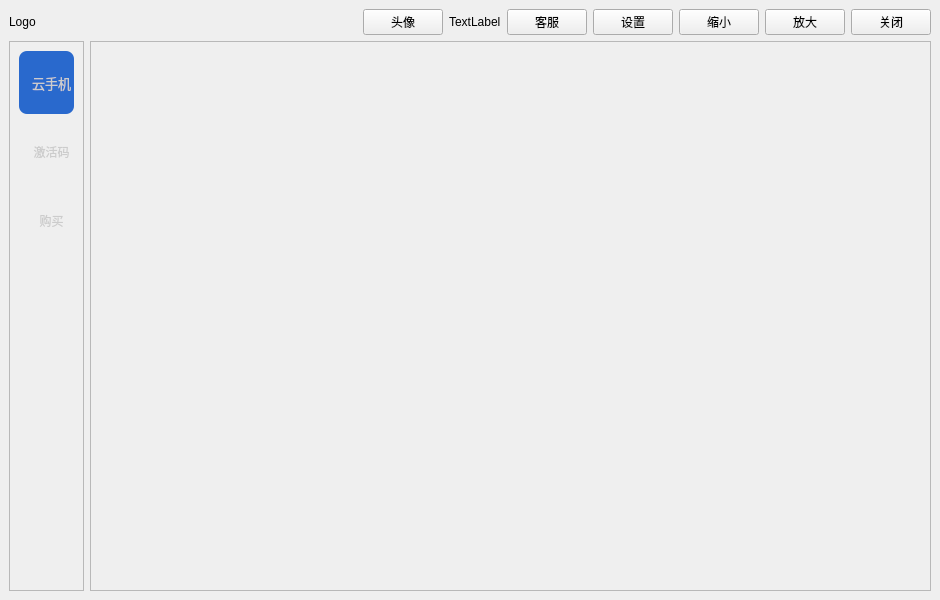
Old version of the form mainwindow.ui in the repository ZhouMei20220810/TEST.
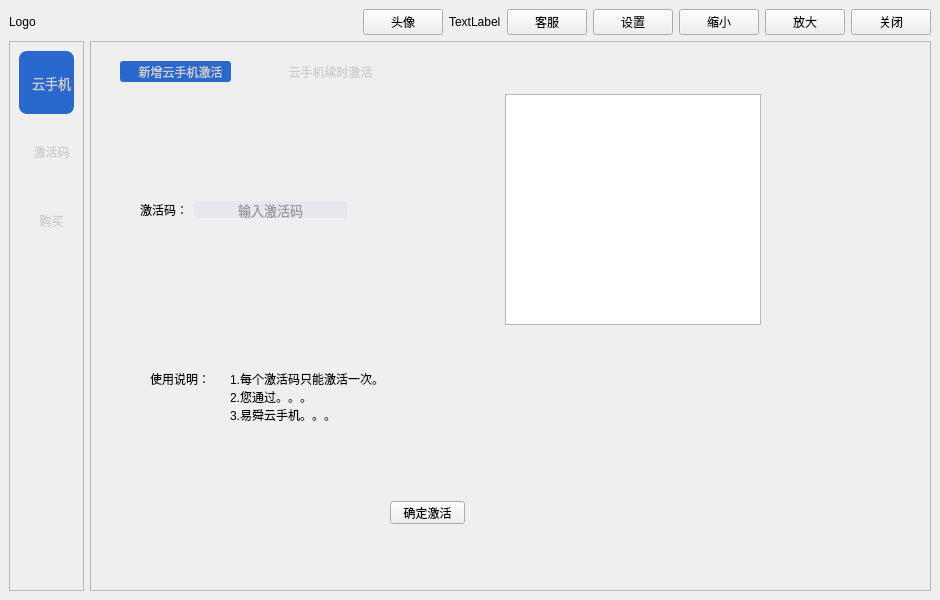
New version of the form. The open tabs and pages were chosen to show the change.

Commit message: 1、登录成功关闭登录窗口 2、新增云手机激活和云手机续时激活UI

The edit to the form file:
```diff
--- a/mainwindow.ui
+++ b/mainwindow.ui
@@ -389,7 +389,270 @@
              </item>
             </layout>
            </widget>
-           <widget class="QWidget" name="page_2"/>
+           <widget class="QWidget" name="page_2">
+            <widget class="QPushButton" name="btnActiveCode">
+             <property name="geometry">
+              <rect>
+               <x>290</x>
+               <y>450</y>
+               <width>75</width>
+               <height>23</height>
+              </rect>
+             </property>
+             <property name="text">
+              <string>确定激活</string>
+             </property>
+            </widget>
+            <widget class="QToolButton" name="toolBtnAdd">
+             <property name="geometry">
+              <rect>
+               <x>20</x>
+               <y>10</y>
+               <width>111</width>
+               <height>21</height>
+              </rect>
+             </property>
+             <property name="styleSheet">
+              <string notr="true">QToolButton {border:none;
+color: rgb(204, 204, 204);
+	background-color: rgb(41, 105, 205);
+border-radius:3px;
+padding-left:10px;
+}
+QToolButton:hover {
+color: rgb(255, 255, 255);
+background-color: rgb(41, 105, 205);
+border-radius:3px;
+padding-left:10px;
+}</string>
+             </property>
+             <property name="text">
+              <string>新增云手机激活</string>
+             </property>
+            </widget>
+            <widget class="QToolButton" name="toolButtonRenew">
+             <property name="geometry">
+              <rect>
+               <x>170</x>
+               <y>10</y>
+               <width>111</width>
+               <height>21</height>
+              </rect>
+             </property>
+             <property name="styleSheet">
+              <string notr="true">QToolButton {border:none;
+color: rgb(204, 204, 204);
+border-radius:3px;
+padding-left:10px;
+}
+QToolButton:hover {
+background-color: rgb(41, 105, 205);
+color: rgb(255, 255, 255);
+border-radius:3px;
+padding-left:10px;
+}</string>
+             </property>
+             <property name="text">
+              <string>云手机续时激活</string>
+             </property>
+            </widget>
+            <widget class="QLabel" name="label_4">
+             <property name="geometry">
+              <rect>
+               <x>130</x>
+               <y>320</y>
+               <width>201</width>
+               <height>51</height>
+              </rect>
+             </property>
+             <property name="text">
+              <string>1.每个激活码只能激活一次。
+2.您通过。。。
+3.易舜云手机。。。</string>
+             </property>
+            </widget>
+            <widget class="QLabel" name="label_5">
+             <property name="geometry">
+              <rect>
+               <x>50</x>
+               <y>320</y>
+               <width>61</width>
+               <height>16</height>
+              </rect>
+             </property>
+             <property name="text">
+              <string>使用说明：</string>
+             </property>
+            </widget>
+            <widget class="QWidget" name="">
+             <property name="geometry">
+              <rect>
+               <x>40</x>
+               <y>43</y>
+               <width>621</width>
+               <height>231</height>
+              </rect>
+             </property>
+             <layout class="QHBoxLayout" name="horizontalLayout_7">
+              <item>
+               <widget class="QLabel" name="label">
+                <property name="text">
+                 <string>激活码：</string>
+                </property>
+               </widget>
+              </item>
+              <item>
+               <widget class="QLineEdit" name="lineEditActiveCode">
+                <property name="minimumSize">
+                 <size>
+                  <width>0</width>
+                  <height>0</height>
+                 </size>
+                </property>
+                <property name="maximumSize">
+                 <size>
+                  <width>16777215</width>
+                  <height>16777215</height>
+                 </size>
+                </property>
+                <property name="font">
+                 <font>
+                  <pointsize>10</pointsize>
+                 </font>
+                </property>
+                <property name="styleSheet">
+                 <string notr="true">color:#FF4A4A4A;
+background: #FFE7E8EE;
+border-radius: 3px;</string>
+                </property>
+                <property name="text">
+                 <string/>
+                </property>
+                <property name="echoMode">
+                 <enum>QLineEdit::Normal</enum>
+                </property>
+                <property name="alignment">
+                 <set>Qt::AlignCenter</set>
+                </property>
+                <property name="placeholderText">
+                 <string>输入激活码</string>
+                </property>
+               </widget>
+              </item>
+              <item>
+               <spacer name="horizontalSpacer_5">
+                <property name="orientation">
+                 <enum>Qt::Horizontal</enum>
+                </property>
+                <property name="sizeHint" stdset="0">
+                 <size>
+                  <width>40</width>
+                  <height>20</height>
+                 </size>
+                </property>
+               </spacer>
+              </item>
+              <item>
+               <widget class="QListWidget" name="listWidgetRenew"/>
+              </item>
+             </layout>
+            </widget>
+           </widget>
+           <widget class="QWidget" name="page_3">
+            <widget class="QToolButton" name="toolBtnBuyPhone">
+             <property name="geometry">
+              <rect>
+               <x>20</x>
+               <y>10</y>
+               <width>111</width>
+               <height>21</height>
+              </rect>
+             </property>
+             <property name="styleSheet">
+              <string notr="true">QToolButton {border:none;
+color: rgb(204, 204, 204);
+	background-color: rgb(41, 105, 205);
+border-radius:3px;
+padding-left:10px;
+}
+QToolButton:hover {
+color: rgb(255, 255, 255);
+background-color: rgb(41, 105, 205);
+border-radius:3px;
+padding-left:10px;
+}</string>
+             </property>
+             <property name="text">
+              <string>购买云手机</string>
+             </property>
+            </widget>
+            <widget class="QToolButton" name="toolBtnRenewPhone">
+             <property name="geometry">
+              <rect>
+               <x>170</x>
+               <y>10</y>
+               <width>91</width>
+               <height>21</height>
+              </rect>
+             </property>
+             <property name="styleSheet">
+              <string notr="true">QToolButton {border:none;
+color: rgb(204, 204, 204);
+border-radius:3px;
+padding-left:10px;
+}
+QToolButton:hover {
+background-color: rgb(41, 105, 205);
+color: rgb(255, 255, 255);
+border-radius:3px;
+padding-left:10px;
+}</string>
+             </property>
+             <property name="text">
+              <string>续费云手机</string>
+             </property>
+            </widget>
+            <widget class="QLabel" name="label_3">
+             <property name="geometry">
+              <rect>
+               <x>60</x>
+               <y>200</y>
+               <width>53</width>
+               <height>15</height>
+              </rect>
+             </property>
+             <property name="text">
+              <string>使用说明：</string>
+             </property>
+            </widget>
+            <widget class="QLabel" name="label_2">
+             <property name="geometry">
+              <rect>
+               <x>210</x>
+               <y>210</y>
+               <width>481</width>
+               <height>41</height>
+              </rect>
+             </property>
+             <property name="text">
+              <string>1.每个激活码只能激活一次。
+2.您通过。。。
+3.易舜云手机。。。</string>
+             </property>
+            </widget>
+            <widget class="QStackedWidget" name="stackedWidget_2">
+             <property name="geometry">
+              <rect>
+               <x>110</x>
+               <y>50</y>
+               <width>631</width>
+               <height>151</height>
+              </rect>
+             </property>
+             <widget class="QWidget" name="pageBuy"/>
+             <widget class="QWidget" name="pageRenew"/>
+            </widget>
+           </widget>
           </widget>
          </item>
         </layout>
```
The commit also changes 5 other files.
